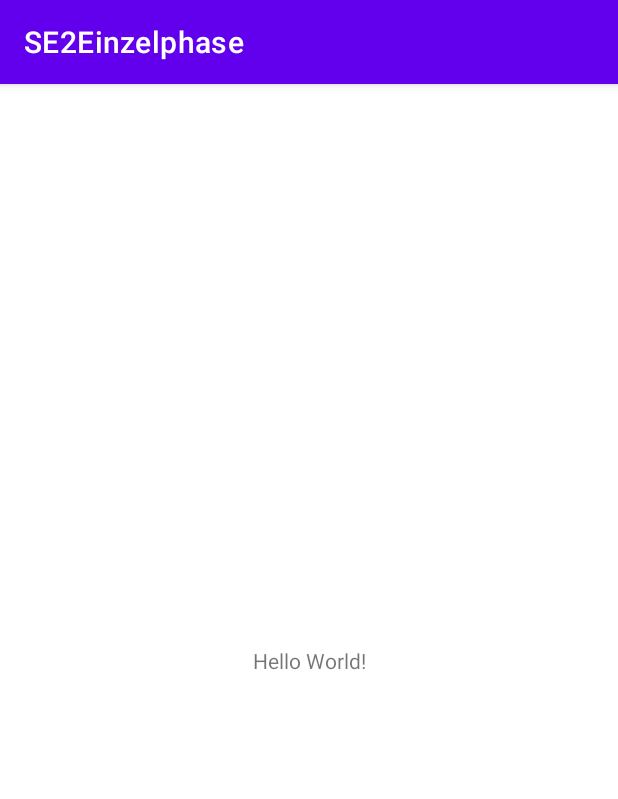
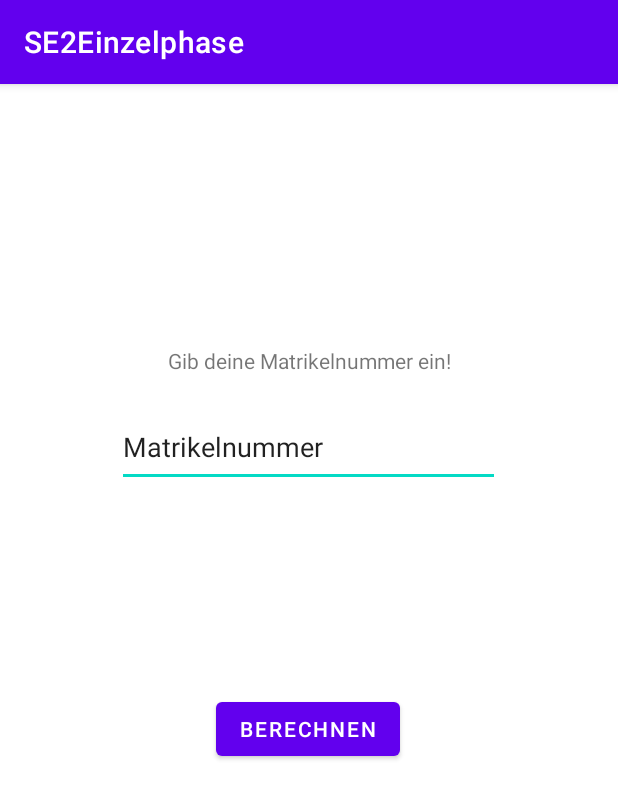
Before and after one commit to amadeovalar/SE2Einzelphase, an Android app: the screen it shows after launch (MainActivity), on a phone screen of 412 x 824 dp. Shown: the top 799 px of the screen. Run offline under Robolectric (Android 15) with nearby library versions, the phone set to English and light mode, and no system bars.

Commit message:
Finish the layout for the app

```diff
--- a/SE2Einzelphase/app/src/main/res/layout/activity_main.xml
+++ b/SE2Einzelphase/app/src/main/res/layout/activity_main.xml
@@ -7,12 +7,53 @@
     tools:context=".MainActivity">
 
     <TextView
+        android:id="@+id/textView"
         android:layout_width="wrap_content"
         android:layout_height="wrap_content"
-        android:text="Hello World!"
+        android:text="@string/MatrikelNummerLabel"
         app:layout_constraintBottom_toBottomOf="parent"
         app:layout_constraintEnd_toEndOf="parent"
         app:layout_constraintStart_toStartOf="parent"
-        app:layout_constraintTop_toTopOf="parent" />
+        app:layout_constraintTop_toTopOf="parent"
+        app:layout_constraintVertical_bias="0.233" />
+
+    <EditText
+        android:id="@+id/editTextTextPersonName"
+        android:layout_width="255dp"
+        android:layout_height="53dp"
+        android:ems="10"
+        android:inputType="textPersonName"
+        android:text="@string/MatrikelNummerPlaceholder"
+        app:layout_constraintBottom_toBottomOf="parent"
+        app:layout_constraintEnd_toEndOf="parent"
+        app:layout_constraintHorizontal_bias="0.497"
+        app:layout_constraintStart_toStartOf="parent"
+        app:layout_constraintTop_toBottomOf="@+id/textView"
+        app:layout_constraintVertical_bias="0.041" />
+
+    <TextView
+        android:id="@+id/textView2"
+        android:layout_width="wrap_content"
+        android:layout_height="wrap_content"
+        android:text="@string/ServerAntwortLabel"
+        app:layout_constraintBottom_toBottomOf="parent"
+        app:layout_constraintEnd_toEndOf="parent"
+        app:layout_constraintHorizontal_bias="0.498"
+        app:layout_constraintStart_toStartOf="parent"
+        app:layout_constraintTop_toBottomOf="@+id/editTextTextPersonName"
+        app:layout_constraintVertical_bias="0.134"
+        android:visibility="invisible"/>
+
+    <Button
+        android:id="@+id/button"
+        android:layout_width="wrap_content"
+        android:layout_height="wrap_content"
+        android:text="@string/ButtonLabelBerechnen"
+        app:layout_constraintBottom_toBottomOf="parent"
+        app:layout_constraintEnd_toEndOf="parent"
+        app:layout_constraintHorizontal_bias="0.498"
+        app:layout_constraintStart_toStartOf="parent"
+        app:layout_constraintTop_toBottomOf="@+id/textView2"
+        app:layout_constraintVertical_bias="0.147" />
 
 </androidx.constraintlayout.widget.ConstraintLayout>
--- a/SE2Einzelphase/app/src/main/res/values/strings.xml
+++ b/SE2Einzelphase/app/src/main/res/values/strings.xml
@@ -1,3 +1,11 @@
 <resources>
     <string name="app_name">SE2Einzelphase</string>
+
+    <string name="MatrikelNummerLabel">Gib deine Matrikelnummer ein!</string>
+    <string name="MatrikelNummerPlaceholder">Matrikelnummer</string>
+
+    <string name="ServerAntwortLabel">Antwort vom Server</string>
+
+    <string name="ButtonLabelBerechnen">Berechnen</string>
+
 </resources>
```
